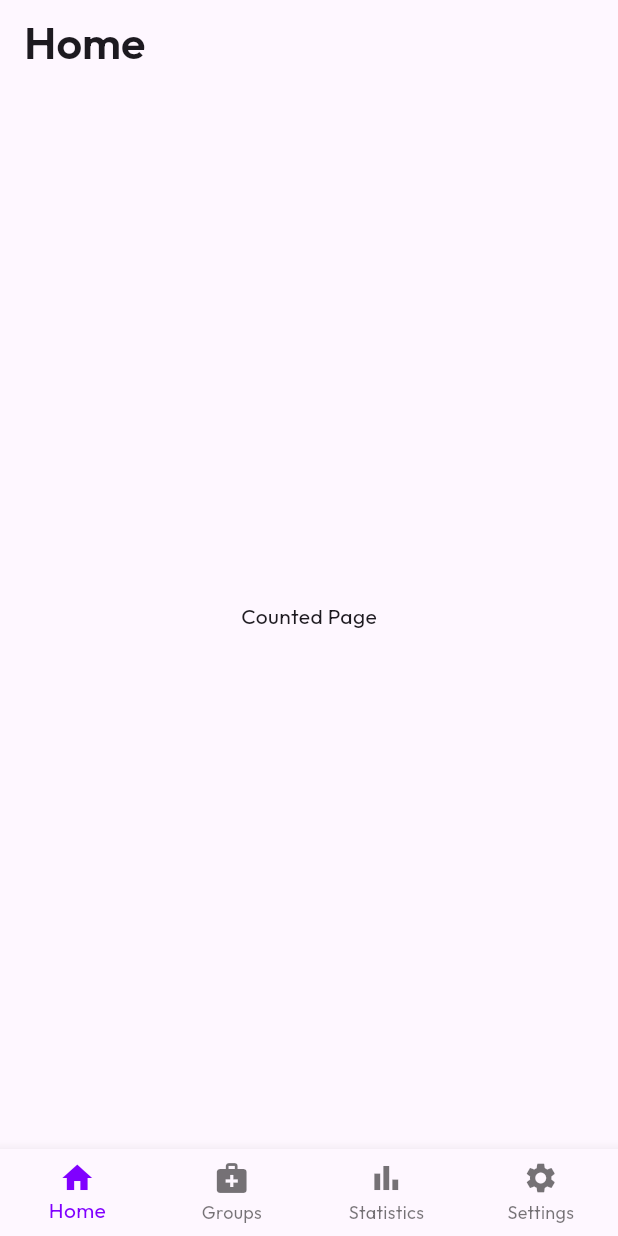
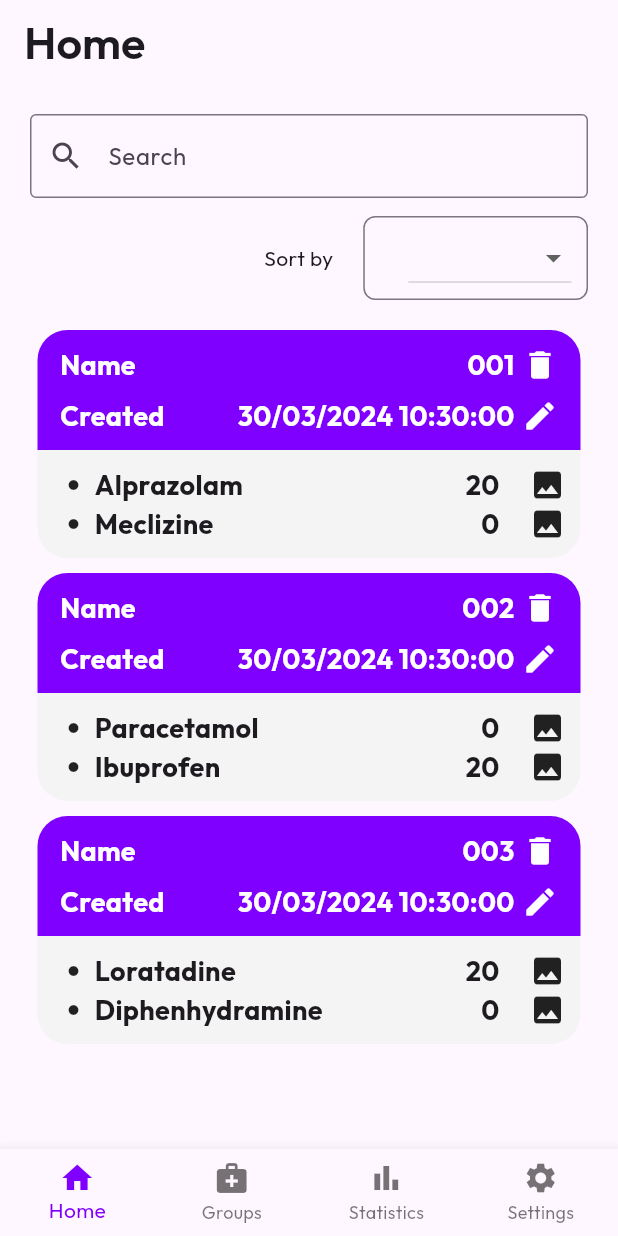
Before and after one commit to MedicCount/medic_count_fe, a Flutter app: the screen it shows once a user with an empty profile is signed in, on a phone screen of 412 x 824 dp. Run offline on Flutter 3.47's test engine with Material 3 defaults, Android fonts, the light colour scheme and no system bars; our stand-ins replace camera, firebase_auth, firebase_core, flutter_dotenv, flutter_svg, google_fonts and 2 more; accounts and stored records are empty.

Commit message:
'Counted Medicine' page style is finished

```diff
--- a/lib/classes/medicine.dart
+++ b/lib/classes/medicine.dart
@@ -6,7 +6,11 @@ class Medicine {
   File _image;
   late int _counts;
 
-  Medicine(this._id, this._name, this._image);
+  Medicine(this._id, this._name, this._image) {
+    _counts = 0;
+  }
+
+  Medicine.withCount(this._id, this._name, this._image, this._counts);
 
   void increaseCount(int amount) {
     _counts += amount;
--- a/lib/classes/medicine_group.dart
+++ b/lib/classes/medicine_group.dart
@@ -1,14 +1,15 @@
 import 'package:medic_count_fe/classes/medicine.dart';
 
 class MedicineGroup {
+  String _name;
   final List<Medicine> _medicineGroup;
   late DateTime _timestamp;
 
-  MedicineGroup(this._medicineGroup) {
+  MedicineGroup(this._name, this._medicineGroup) {
     _timestamp = DateTime.now();
   }
 
-  MedicineGroup.withTimestamp(this._medicineGroup, this._timestamp);
+  MedicineGroup.withTimestamp(this._name, this._medicineGroup, this._timestamp);
 
   void addMedicine(Medicine medicine) {
     _medicineGroup.add(medicine);
@@ -22,6 +23,11 @@ class MedicineGroup {
     _timestamp = timestamp;
   }
 
+  set setName(String name) {
+    _name = name;
+  }
+
+  String get getName => _name;
   List<Medicine> get getMedicineGroup => _medicineGroup;
   DateTime get getTimestamp => _timestamp;
 }
--- /dev/null
+++ b/lib/components/medicine_group_display.dart
@@ -0,0 +1,159 @@
+import 'package:flutter/material.dart';
+import 'package:intl/intl.dart';
+import 'package:medic_count_fe/classes/medicine.dart';
+
+class MedicineGroupDisplay extends StatelessWidget {
+  final String groupName;
+  final DateTime timeCreated;
+  final List<Medicine> medicineGroup;
+
+  const MedicineGroupDisplay({
+    super.key,
+    required this.groupName,
+    required this.timeCreated,
+    required this.medicineGroup
+  });
+
+  @override
+  Widget build(BuildContext context) {
+    return Container(
+      padding: const EdgeInsets.all(5),
+      child: Column(
+        children: <Widget>[
+          Container(
+            padding: const EdgeInsets.symmetric(horizontal: 15, vertical: 10),
+            decoration: BoxDecoration(
+              color: Theme.of(context).primaryColor,
+              borderRadius: const BorderRadius.only(
+                topLeft: Radius.circular(20),
+                topRight: Radius.circular(20),
+              ),
+            ),
+            child: Column(
+              crossAxisAlignment: CrossAxisAlignment.stretch,
+              children: <Widget>[
+                Row(
+                  mainAxisAlignment: MainAxisAlignment.spaceBetween,
+                  children: [
+                    const Text(
+                      "Name",
+                      style: TextStyle(
+                        color: Colors.white,
+                        fontWeight: FontWeight.bold,
+                        fontSize: 18,
+                      ),
+                    ),
+                    Row(
+                      children: <Widget>[
+                        Text(
+                          groupName,
+                          style: const TextStyle(
+                            color: Colors.white,
+                            fontWeight: FontWeight.bold,
+                            fontSize: 18,
+                          ),
+                          overflow: TextOverflow.ellipsis,
+                          maxLines: 1,
+                        ),
+                        const SizedBox(width: 5),
+                        const Icon(
+                          Icons.delete,
+                          color: Colors.white,
+                        ),
+                      ],
+                    ),
+                  ],
+                ),
+                const SizedBox(height: 8),
+                Row(
+                  mainAxisAlignment: MainAxisAlignment.spaceBetween,
+                  children: [
+                    const Text(
+                      "Created",
+                      style: TextStyle(
+                        color: Colors.white,
+                        fontWeight: FontWeight.bold,
+                        fontSize: 18,
+                      ),
+                    ),
+                    Row(
+                      children: <Widget>[
+                        Text(
+                          DateFormat('dd/MM/yyyy HH:mm:ss').format(timeCreated),
+                          style: const TextStyle(
+                            color: Colors.white,
+                            fontWeight: FontWeight.bold,
+                            fontSize: 18,
+                          ),
+                        ),
+                        const SizedBox(width: 5),
+                        const Icon(
+                          Icons.edit,
+                          color: Colors.white,
+                        ),
+                      ],
+                    ),
+                  ],
+                ),
+              ],
+            ),
+          ),
+          Container(
+            padding: const EdgeInsets.all(10),
+            decoration: const BoxDecoration(
+              color: Color(0xFFF4F4F4),
+              borderRadius: BorderRadius.only(
+                bottomLeft: Radius.circular(20),
+                bottomRight: Radius.circular(20),
+              ),
+            ),
+            child: Column(
+              children: medicineGroup.map((medicine) {
+                return Row(
+                  mainAxisAlignment: MainAxisAlignment.spaceBetween,
+                  children: [
+                    Row(
+                      children: <Widget>[
+                        const Padding(
+                          padding: EdgeInsets.symmetric(horizontal: 10),
+                          child: Icon(
+                            Icons.circle,
+                            size: 8,
+                          ),
+                        ),
+                        Text(
+                          medicine.getName,
+                          style: const TextStyle(
+                            fontWeight: FontWeight.bold,
+                            fontSize: 18,
+                          ),
+                          overflow: TextOverflow.ellipsis,
+                          maxLines: 1,
+                        ),
+                      ],
+                    ),
+                    Row(
+                      children: <Widget>[
+                        Text(
+                          NumberFormat('#,##0').format(medicine.getCount),
+                          style: const TextStyle(
+                            fontWeight: FontWeight.bold,
+                            fontSize: 18,
+                          ),
+                          overflow: TextOverflow.ellipsis,
+                          maxLines: 1,
+                        ),
+                        const SizedBox(width: 20),
+                        const Icon(Icons.image),
+                      ],
+                    ),
+                  ],
+                );
+              }).toList(),
+            ),
+          ),
+        ],
+      ),
+    );
+  }
+}
--- a/lib/datasources/all_datasources.dart
+++ b/lib/datasources/all_datasources.dart
@@ -40,51 +40,32 @@ class TemporaryAllDatas {
   }
 
   void _initialize() {
-    allMedicineGroups.addAll(
+    allMedicineGroups = fetchMedicineGroups();
+  }
+
+  List<MedicineGroup> fetchMedicineGroups() {
+    return [
+      MedicineGroup(
+        "001",
         [
-        MedicineGroup(
-          [
-            Medicine(
-              '001',
-              'Alprazolam',
-              File(''),
-            ),
-            Medicine(
-              '002',
-              'Meclizine',
-              File(''),
-            ),
-          ],
+          Medicine.withCount('001', 'Alprazolam', File(''), 20),
+          Medicine('002', 'Meclizine', File('')),
+        ]
       ),
       MedicineGroup(
+        "002",
         [
-            Medicine(
-              '001',
-              'Alprazolam',
-              File(''),
-            ),
-            Medicine(
-              '002',
-              'Meclizine',
-              File(''),
-            ),
-          ],
+          Medicine('003', 'Paracetamol', File('')),
+          Medicine.withCount('004', 'Ibuprofen', File(''), 20),
+        ]
       ),
       MedicineGroup(
+        "003",
         [
-            Medicine(
-              '001',
-              'Alprazolam',
-              File(''),
+          Medicine.withCount('005', 'Loratadine', File(''), 20),
+          Medicine('006', 'Diphenhydramine', File('')),
+        ]
       ),
-            Medicine(
-              '002',
-              'Meclizine',
-              File(''),
-            ),
-          ],
-        ),
-      ]
-    );
+    ];
   }
 }
--- a/lib/main.dart
+++ b/lib/main.dart
@@ -29,7 +29,6 @@ class MyApp extends StatefulWidget {
 }
 
 class _MyAppState extends State<MyApp> {
-
   late Stream<User?> _authStateStream;
 
   @override
--- a/lib/pages/create_account.dart
+++ b/lib/pages/create_account.dart
@@ -23,7 +23,7 @@ class _CreateAccountState extends State<CreateAccount> {
       await FirebaseAuth.instance.createUserWithEmailAndPassword(
           email: _emailController.text.trim(),
           password: _confirmPasswordController.text);
-      if (!context.mounted) {
+      if (!mounted) return;
       ScaffoldMessenger.of(context).showSnackBar(
         const SnackBar(
           content: Text('Account was Created!'),
@@ -31,7 +31,6 @@ class _CreateAccountState extends State<CreateAccount> {
         )
       );
       Navigator.of(context).pop();
-      }
     } on FirebaseAuthException catch (e) {
       if (e.code == 'email-already-in-use') {
         print('The account already exists for that email.');
--- a/lib/sub_pages/counted.dart
+++ b/lib/sub_pages/counted.dart
@@ -1,17 +1,84 @@
 import 'package:flutter/material.dart';
+import 'package:medic_count_fe/classes/medicine_group.dart';
+import 'package:medic_count_fe/components/medicine_group_display.dart';
+import 'package:medic_count_fe/datasources/all_datasources.dart';
 
 class CountedPage extends StatefulWidget {
-  const CountedPage({super.key});
+  const CountedPage({Key? key}) : super(key: key);
 
   @override
   State<CountedPage> createState() => _CountedPageState();
 }
 
 class _CountedPageState extends State<CountedPage> {
+  final List<MedicineGroup> medicineGroups = TemporaryAllDatas().allMedicineGroups;
+  final int numberOfMedicineGroups = 3;
+  String? _selectedValue;
+
   @override
   Widget build(BuildContext context) {
-    return const Center(
-      child: Text('Counted Page'),
+    return Padding(
+      padding: const EdgeInsets.fromLTRB(20, 20, 20, 0),
+      child: Column(
+        crossAxisAlignment: CrossAxisAlignment.stretch,
+        children: [
+          const TextField(
+            decoration: InputDecoration(
+              labelText: 'Search',
+              border: OutlineInputBorder(),
+              prefixIcon: Icon(Icons.search),
+            ),
+          ),
+          const SizedBox(height: 12),
+          Row(
+            mainAxisAlignment: MainAxisAlignment.end,
+            children: <Widget>[
+              const Text('Sort by'),
+              const SizedBox(width: 20),
+              Container(
+                alignment: Alignment.centerRight,
+                width: MediaQuery.of(context).size.width / 2.75,
+                padding: const EdgeInsets.symmetric(vertical: 3, horizontal: 10),
+                decoration: BoxDecoration(
+                  borderRadius: BorderRadius.circular(8),
+                  border: Border.all(color: Theme.of(context).dividerColor),
+                ),
+                child: DropdownButton(
+                  items: <String>['Ascending', 'Descending']
+                      .map<DropdownMenuItem<String>>((String value) {
+                    return DropdownMenuItem<String>(
+                      value: value,
+                      child: Text(value),
+                    );
+                  }).toList(),
+                  onChanged: (String? value) {
+                    setState(() {
+                      _selectedValue = value;
+                    });
+                  },
+                  value: _selectedValue,
+                ),
+              )
+            ],
+          ),
+          const SizedBox(height: 15),
+          Expanded(
+            child: SingleChildScrollView(
+              child: Column(
+                crossAxisAlignment: CrossAxisAlignment.center,
+                children: List.generate(numberOfMedicineGroups, (index) {
+                  MedicineGroup temp = medicineGroups[index];
+                  return MedicineGroupDisplay(
+                    groupName: temp.getName,
+                    timeCreated: temp.getTimestamp,
+                    medicineGroup: temp.getMedicineGroup,
+                  );
+                }),
+              ),
+            ),
+          ),
+        ],
+      ),
     );
   }
 }
--- a/pubspec.yaml
+++ b/pubspec.yaml
@@ -31,6 +31,7 @@ dependencies:
   flutter:
     sdk: flutter
 
+  intl: ^0.19.0
   flutter_svg: ^0.22.0
   flutter_dotenv: ^5.0.2
   cupertino_icons: ^1.0.2
```
Also changed, not shown: pubspec.lock. Lines whose indentation alone changed are shown as unchanged.
